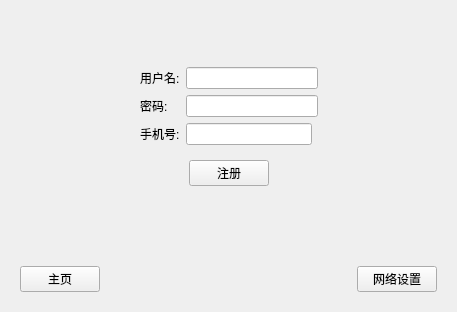
Buaichifanqie/The-online-DDZ, file Client/ddz-network-client/windows/login.ui: the form before one commit.
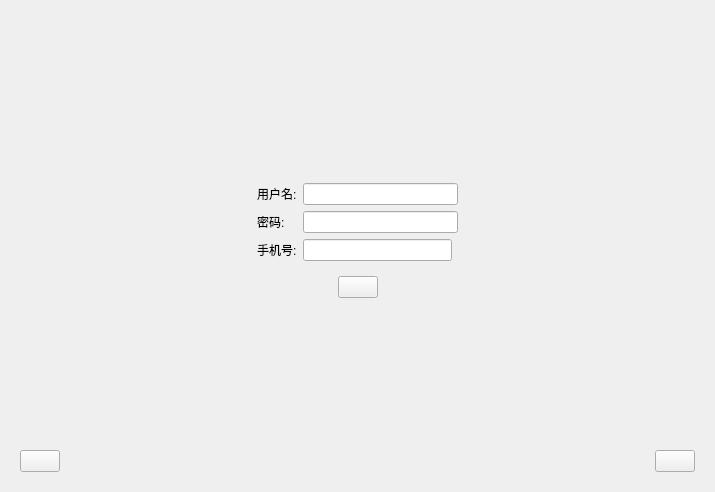
The form after the commit. The open tabs and pages were chosen to show the change.

The edit to the form file:
```diff
--- a/Client/ddz-network-client/windows/login.ui
+++ b/Client/ddz-network-client/windows/login.ui
@@ -6,8 +6,8 @@
    <rect>
     <x>0</x>
     <y>0</y>
-    <width>457</width>
-    <height>312</height>
+    <width>715</width>
+    <height>492</height>
    </rect>
   </property>
   <property name="windowTitle">
@@ -167,10 +167,13 @@
          <property name="orientation">
           <enum>Qt::Vertical</enum>
          </property>
+         <property name="sizeType">
+          <enum>QSizePolicy::Fixed</enum>
+         </property>
          <property name="sizeHint" stdset="0">
           <size>
            <width>20</width>
-           <height>6</height>
+           <height>145</height>
           </size>
          </property>
         </spacer>
@@ -194,8 +197,12 @@
           <item>
            <widget class="QWidget" name="widget_6" native="true">
             <layout class="QGridLayout" name="gridLayout_2">
-             <item row="0" column="1" colspan="2">
-              <widget class="QLineEdit" name="regUserName"/>
+             <item row="0" column="0">
+              <widget class="QLabel" name="yonghuming2">
+               <property name="text">
+                <string>用户名:</string>
+               </property>
+              </widget>
              </item>
              <item row="3" column="0" colspan="3">
               <widget class="QWidget" name="widget_7" native="true">
@@ -216,7 +223,7 @@
                 <item>
                  <widget class="QPushButton" name="registerBtn">
                   <property name="text">
-                   <string>注册</string>
+                   <string/>
                   </property>
                  </widget>
                 </item>
@@ -236,22 +243,11 @@
                </layout>
               </widget>
              </item>
-             <item row="1" column="0">
-              <widget class="QLabel" name="label_4">
-               <property name="text">
-                <string>密码:</string>
-               </property>
-              </widget>
-             </item>
              <item row="1" column="1" colspan="2">
               <widget class="QLineEdit" name="regPassword"/>
              </item>
-             <item row="0" column="0">
-              <widget class="QLabel" name="label_3">
-               <property name="text">
-                <string>用户名:</string>
-               </property>
-              </widget>
+             <item row="0" column="1" colspan="2">
+              <widget class="QLineEdit" name="regUserName"/>
              </item>
              <item row="2" column="0">
               <widget class="QLabel" name="label_7">
@@ -260,6 +256,13 @@
                </property>
               </widget>
              </item>
+             <item row="1" column="0">
+              <widget class="QLabel" name="mima2">
+               <property name="text">
+                <string>密码:</string>
+               </property>
+              </widget>
+             </item>
              <item row="2" column="1">
               <widget class="QLineEdit" name="phone"/>
              </item>
@@ -287,6 +290,9 @@
          <property name="orientation">
           <enum>Qt::Vertical</enum>
          </property>
+         <property name="sizeType">
+          <enum>QSizePolicy::Expanding</enum>
+         </property>
          <property name="sizeHint" stdset="0">
           <size>
            <width>20</width>
@@ -432,7 +438,7 @@
       <item>
        <widget class="QPushButton" name="homeBtn">
         <property name="text">
-         <string>主页</string>
+         <string/>
         </property>
        </widget>
       </item>
@@ -452,7 +458,7 @@
       <item>
        <widget class="QPushButton" name="netsetBtn">
         <property name="text">
-         <string>网络设置</string>
+         <string/>
         </property>
        </widget>
       </item>
```
Left out of the diff: 30 changed lines with no effect on the pictures.
